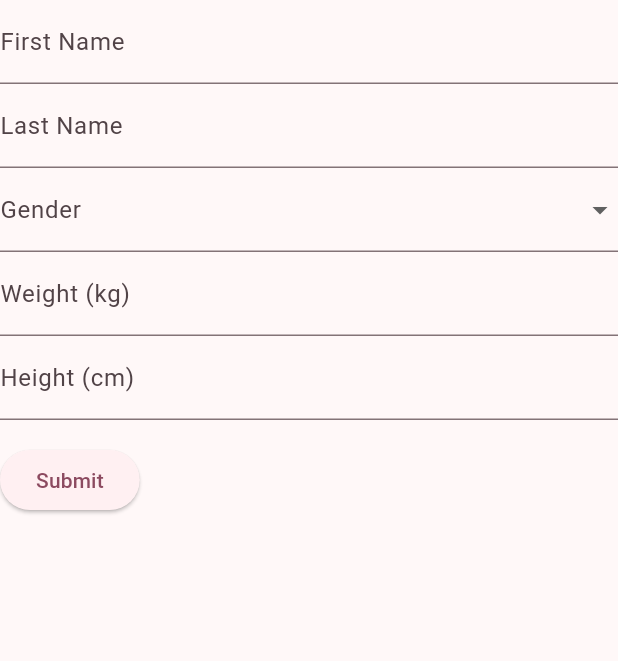
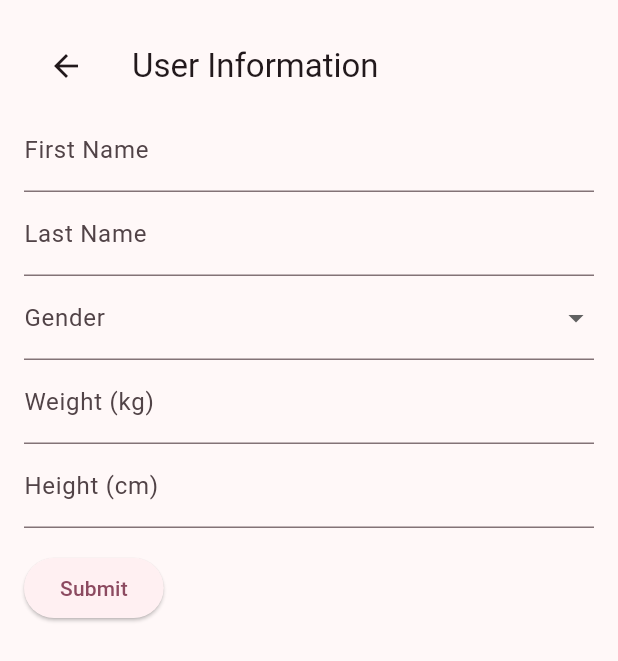
Before and after one commit to CSCI4100U/mobile-group-project-2023-mlja, a Flutter app: the UserProfileForm screen opened directly, on a phone screen of 412 x 824 dp. Shown: the top 661 px of the screen. Run offline on Flutter 3.47's test engine with Material 2 defaults, Android fonts, the phone set to English and light mode, and no system bars; our stand-ins replace cloud_firestore, firebase_auth, firebase_core, flutter_map, geolocator, latlong2 and 2 more; missing offline and left inert: firebase_ui_auth, flutter_map_geojson; accounts and stored records are empty.

Commit message:
changes to initial form page. incomplete

```diff
--- a/life_balance_plus/lib/view/pages/initial_form.dart
+++ b/life_balance_plus/lib/view/pages/initial_form.dart
@@ -18,11 +18,18 @@ class _UserProfileFormState extends State<UserProfileForm> {
   double? _weight;
   double? _height;
 
-  List<String> _genders = ['Male', 'Female', 'Other'];
+  final List<String> _genders = ['Male', 'Female', 'Other'];
 
   @override
   Widget build(BuildContext context) {
-    return Form(
+    return Material(
+      child: Padding(
+        padding: const EdgeInsets.all(16.0),
+        child: Scaffold(
+          appBar: AppBar(
+            title: Text('User Information'),
+          ),
+          body: Form(
             key: _formKey,
             child: Column(
               crossAxisAlignment: CrossAxisAlignment.start,
@@ -99,6 +106,9 @@ class _UserProfileFormState extends State<UserProfileForm> {
                 ),
               ],
             ),
+          ),
+        ),
+      ),
     );
   }
 
@@ -122,13 +132,17 @@ class _UserProfileFormState extends State<UserProfileForm> {
         await userRef.set(userData);
 
         _formKey.currentState!.reset();
+
       setState(() {
         _gender = null;
       });
 
+        // Navigator.pop(context, userData);
+
         Navigator.of(context).push(
-          MaterialPageRoute(builder: (context) => const AppBase())
+            MaterialPageRoute(builder: (context) => AppBase(userInfo: userData))
         );
+
       } catch (e) {
         ScaffoldMessenger.of(context).showSnackBar(
             SnackBar(
--- a/life_balance_plus/pubspec.yaml
+++ b/life_balance_plus/pubspec.yaml
@@ -23,6 +23,7 @@ dependencies:
   flutter_map_geojson: ^1.0.6
   latlong2: ^0.9.0
   http: ^1.1.0
+  shared_preferences: ^2.2.2
 
 dev_dependencies:
   flutter_test:
```
Also changed, not shown: life_balance_plus/lib/authentication/authentication_gate.dart (+4 -15 lines), life_balance_plus/lib/data/database_provider.dart (+4 -4 lines), life_balance_plus/lib/view/appbase.dart (+6 -1 lines), life_balance_plus/lib/view/pages/login_forward.dart (added, +41 -0 lines), life_balance_plus/lib/view/pages/settings_page.dart (+13 -0 lines), life_balance_plus/pubspec.lock. Lines whose indentation alone changed are shown as unchanged.
